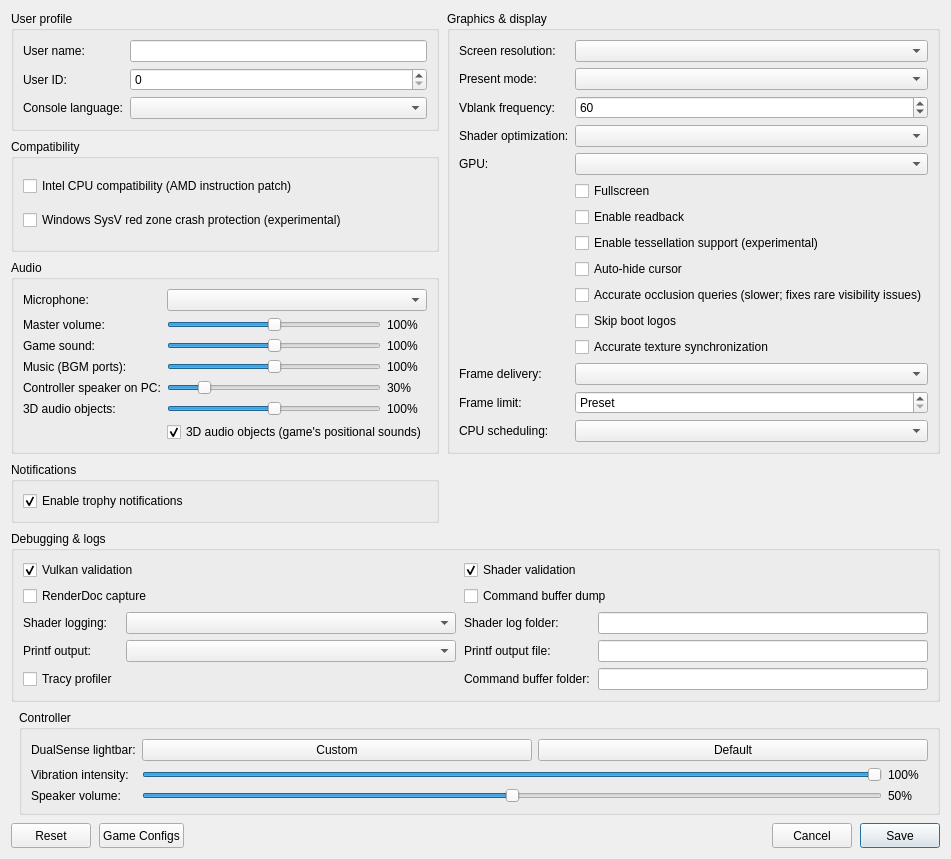
First picture: the form in src/launcher/forms/configuration_edit_dialog.ui, repository fahziputraj/KytyPS5-Original, before the edit.
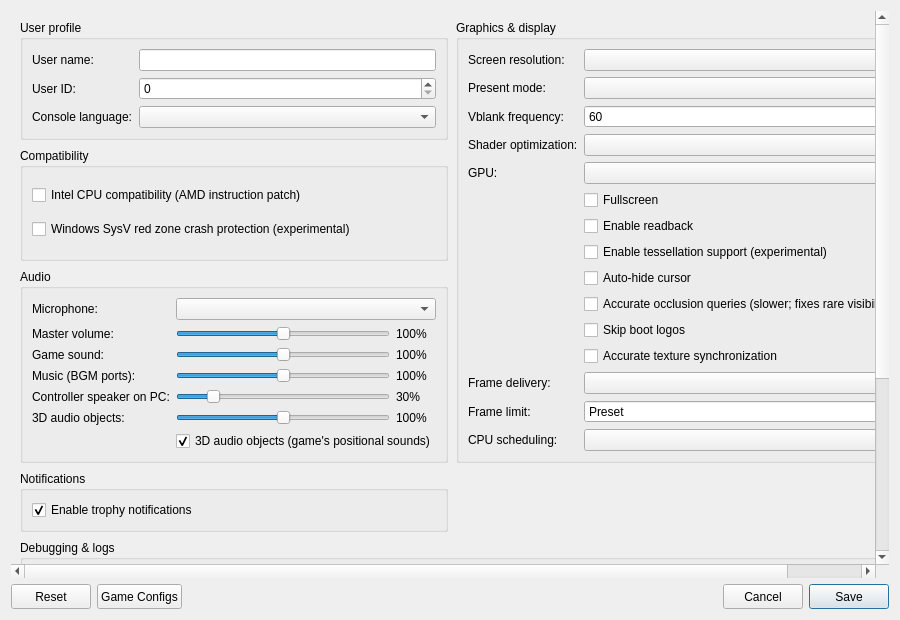
Second picture: the form after the edit. Custom widgets are drawn as their Qt base class.

Commit message: fix: keep settings action buttons visible on smaller desktops

Diff of the .ui file:
```diff
--- a/src/launcher/forms/configuration_edit_dialog.ui
+++ b/src/launcher/forms/configuration_edit_dialog.ui
@@ -16,7 +16,13 @@
   <property name="locale">
    <locale language="English" country="UnitedStates"/>
   </property>
-  <layout class="QGridLayout" name="gridLayout">
+  <layout class="QVBoxLayout" name="dialogLayout">
+   <item>
+    <widget class="QScrollArea" name="settingsScrollArea">
+     <property name="frameShape"><enum>QFrame::NoFrame</enum></property>
+     <property name="widgetResizable"><bool>true</bool></property>
+     <widget class="QWidget" name="settingsContent">
+      <layout class="QGridLayout" name="gridLayout">
    <property name="horizontalSpacing">
     <number>8</number>
    </property>
@@ -576,7 +582,11 @@
      </layout>
     </widget>
    </item>
-   <item row="2" column="0" colspan="2">
+      </layout>
+     </widget>
+    </widget>
+   </item>
+   <item>
     <layout class="QHBoxLayout" name="buttonLayout">
      <item>
      <widget class="QPushButton" name="clear_button">
```
